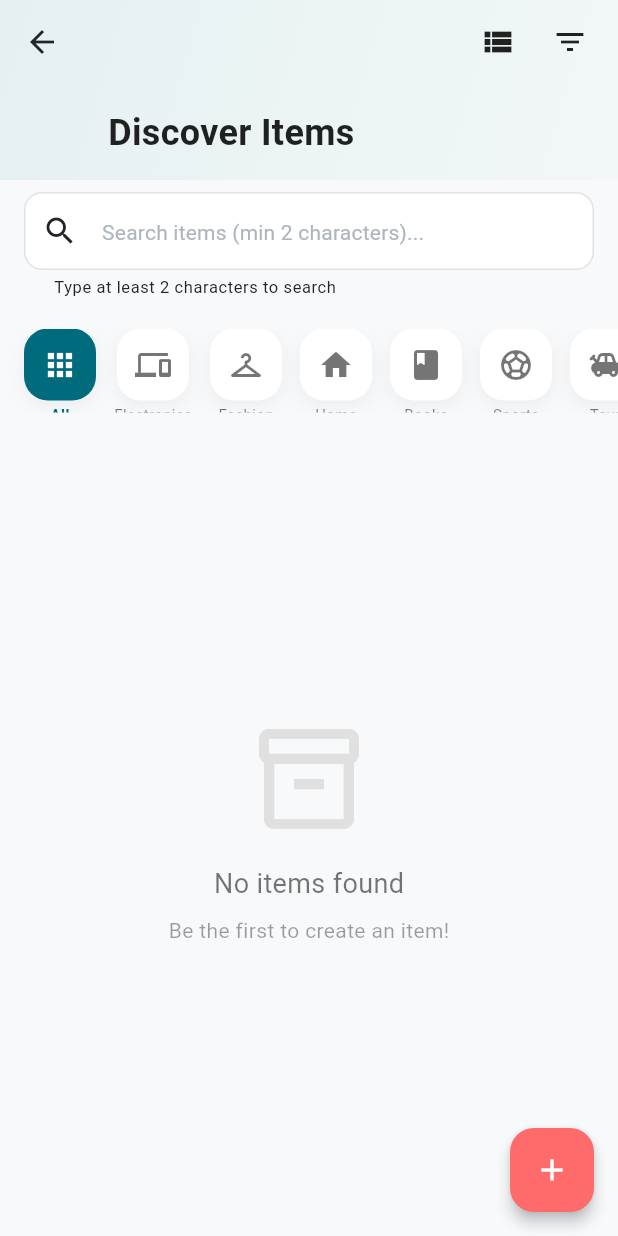
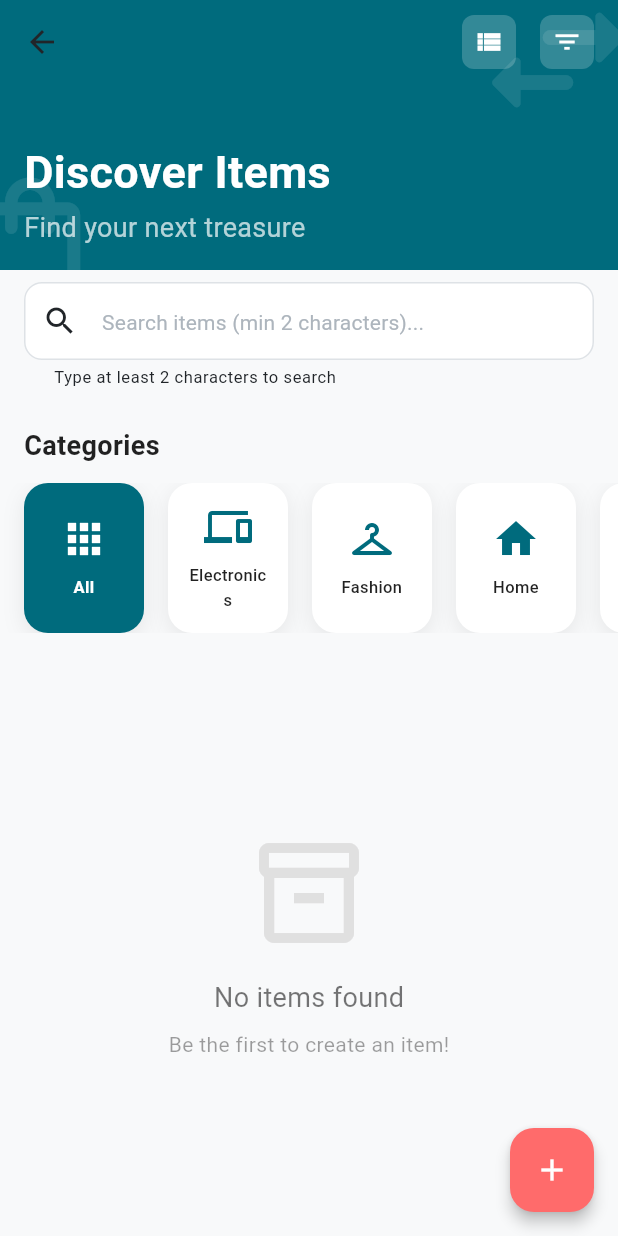
Before and after one commit to qween-code/barter-qween, a Flutter app: the ItemListPage screen opened directly, on a phone screen of 412 x 824 dp. Run offline on Flutter 3.47's test engine with Material 3 defaults, Android fonts, the phone set to English and light mode, and no system bars; our stand-ins replace cached_network_image, cloud_firestore, dartz, equatable, firebase_auth, firebase_core and 13 more; accounts and stored records are empty; Roboto replaces fonts that are missing (System).

Commit message:
Enhance UI design: improve category filters with better visuals and readable text, redesign home page header with gradient and engaging background

```diff
--- a/lib/presentation/pages/items/item_list_page.dart
+++ b/lib/presentation/pages/items/item_list_page.dart
@@ -83,18 +83,35 @@ class _ItemListPageState extends State<ItemListPage> {
 
   Widget _buildAppBar(BuildContext context) {
     return SliverAppBar(
-      expandedHeight: 120,
-      floating: true,
+      expandedHeight: 180,
+      floating: false,
       pinned: true,
       elevation: 0,
-      backgroundColor: Colors.white,
+      backgroundColor: Theme.of(context).primaryColor,
       flexibleSpace: FlexibleSpaceBar(
-        title: const Text(
+        titlePadding: const EdgeInsets.only(left: 16, bottom: 16),
+        title: const Column(
+          mainAxisSize: MainAxisSize.min,
+          crossAxisAlignment: CrossAxisAlignment.start,
+          children: [
+            Text(
               'Discover Items',
               style: TextStyle(
-            color: Colors.black87,
+                color: Colors.white,
+                fontSize: 20,
                 fontWeight: FontWeight.bold,
               ),
+            ),
+            SizedBox(height: 2),
+            Text(
+              'Find your next treasure',
+              style: TextStyle(
+                color: Colors.white70,
+                fontSize: 12,
+                fontWeight: FontWeight.normal,
+              ),
+            ),
+          ],
         ),
         background: Container(
           decoration: BoxDecoration(
@@ -102,18 +119,48 @@ class _ItemListPageState extends State<ItemListPage> {
               begin: Alignment.topLeft,
               end: Alignment.bottomRight,
               colors: [
-                Theme.of(context).primaryColor.withOpacity(0.1),
-                Theme.of(context).primaryColor.withOpacity(0.05),
+                Theme.of(context).primaryColor,
+                Theme.of(context).primaryColor.withOpacity(0.8),
               ],
             ),
+          ),
+          child: Stack(
+            children: [
+              Positioned(
+                right: -20,
+                top: -20,
+                child: Icon(
+                  Icons.swap_horiz_rounded,
+                  size: 120,
+                  color: Colors.white.withOpacity(0.1),
+                ),
+              ),
+              Positioned(
+                left: -30,
+                bottom: -30,
+                child: Icon(
+                  Icons.shopping_bag_outlined,
+                  size: 100,
+                  color: Colors.white.withOpacity(0.1),
+                ),
+              ),
+            ],
           ),
         ),
       ),
       actions: [
         IconButton(
-          icon: Icon(
+          icon: Container(
+            padding: const EdgeInsets.all(8),
+            decoration: BoxDecoration(
+              color: Colors.white.withOpacity(0.2),
+              borderRadius: BorderRadius.circular(8),
+            ),
+            child: Icon(
               _isGridView ? Icons.view_list : Icons.grid_view,
-            color: Colors.black87,
+              color: Colors.white,
+              size: 20,
+            ),
           ),
           onPressed: () {
             setState(() {
@@ -122,7 +169,18 @@ class _ItemListPageState extends State<ItemListPage> {
           },
         ),
         IconButton(
-          icon: const Icon(Icons.filter_list, color: Colors.black87),
+          icon: Container(
+            padding: const EdgeInsets.all(8),
+            decoration: BoxDecoration(
+              color: Colors.white.withOpacity(0.2),
+              borderRadius: BorderRadius.circular(8),
+            ),
+            child: const Icon(
+              Icons.filter_list,
+              color: Colors.white,
+              size: 20,
+            ),
+          ),
           onPressed: _showFilterBottomSheet,
         ),
         const SizedBox(width: 8),
@@ -143,8 +201,24 @@ class _ItemListPageState extends State<ItemListPage> {
 
     return SliverToBoxAdapter(
       child: Container(
-        height: 80,
-        padding: const EdgeInsets.symmetric(vertical: 12),
+        padding: const EdgeInsets.symmetric(vertical: 16),
+        child: Column(
+          crossAxisAlignment: CrossAxisAlignment.start,
+          children: [
+            const Padding(
+              padding: EdgeInsets.symmetric(horizontal: 16),
+              child: Text(
+                'Categories',
+                style: TextStyle(
+                  fontSize: 18,
+                  fontWeight: FontWeight.bold,
+                  color: Colors.black87,
+                ),
+              ),
+            ),
+            const SizedBox(height: 12),
+            SizedBox(
+              height: 100,
               child: ListView.builder(
                 scrollDirection: Axis.horizontal,
                 padding: const EdgeInsets.symmetric(horizontal: 16),
@@ -155,7 +229,7 @@ class _ItemListPageState extends State<ItemListPage> {
                       (_selectedCategory == null && category['name'] == 'All');
 
                   return Padding(
-              padding: const EdgeInsets.only(right: 12),
+                    padding: const EdgeInsets.only(right: 16),
                     child: GestureDetector(
                       onTap: () {
                         setState(() {
@@ -167,13 +241,9 @@ class _ItemListPageState extends State<ItemListPage> {
                               category: _selectedCategory,
                             ));
                       },
-                child: Column(
-                  mainAxisSize: MainAxisSize.min,
-                  mainAxisAlignment: MainAxisAlignment.center,
-                  children: [
-                    Container(
-                      width: 48,
-                      height: 48,
+                      child: Container(
+                        width: 80,
+                        padding: const EdgeInsets.all(12),
                         decoration: BoxDecoration(
                           color: isSelected
                               ? Theme.of(context).primaryColor
@@ -181,39 +251,41 @@ class _ItemListPageState extends State<ItemListPage> {
                           borderRadius: BorderRadius.circular(16),
                           boxShadow: [
                             BoxShadow(
-                            color: Colors.black.withOpacity(0.05),
-                            blurRadius: 10,
+                              color: Colors.black.withOpacity(0.08),
+                              blurRadius: 12,
                               offset: const Offset(0, 4),
                             ),
                           ],
                         ),
-                      child: Icon(
+                        child: Column(
+                          mainAxisAlignment: MainAxisAlignment.center,
+                          children: [
+                            Icon(
                               category['icon'] as IconData,
-                        color: isSelected ? Colors.white : Colors.black54,
-                        size: 24,
+                              color: isSelected ? Colors.white : Theme.of(context).primaryColor,
+                              size: 32,
                             ),
-                    ),
-                    const SizedBox(height: 2),
-                    Flexible(
-                      child: Text(
+                            const SizedBox(height: 8),
+                            Text(
                               category['name'] as String,
                               style: TextStyle(
-                          fontSize: 10,
-                          fontWeight:
-                              isSelected ? FontWeight.w600 : FontWeight.normal,
-                          color: isSelected
-                              ? Theme.of(context).primaryColor
-                              : Colors.black54,
+                                fontSize: 11,
+                                fontWeight: isSelected ? FontWeight.bold : FontWeight.w500,
+                                color: isSelected ? Colors.white : Colors.black87,
                               ),
+                              textAlign: TextAlign.center,
+                              maxLines: 2,
                               overflow: TextOverflow.ellipsis,
-                        maxLines: 1,
-                      ),
                             ),
                           ],
                         ),
                       ),
+                    ),
                   );
                 },
+              ),
+            ),
+          ],
         ),
       ),
     );
```
Lines whose indentation alone changed are shown as unchanged.
